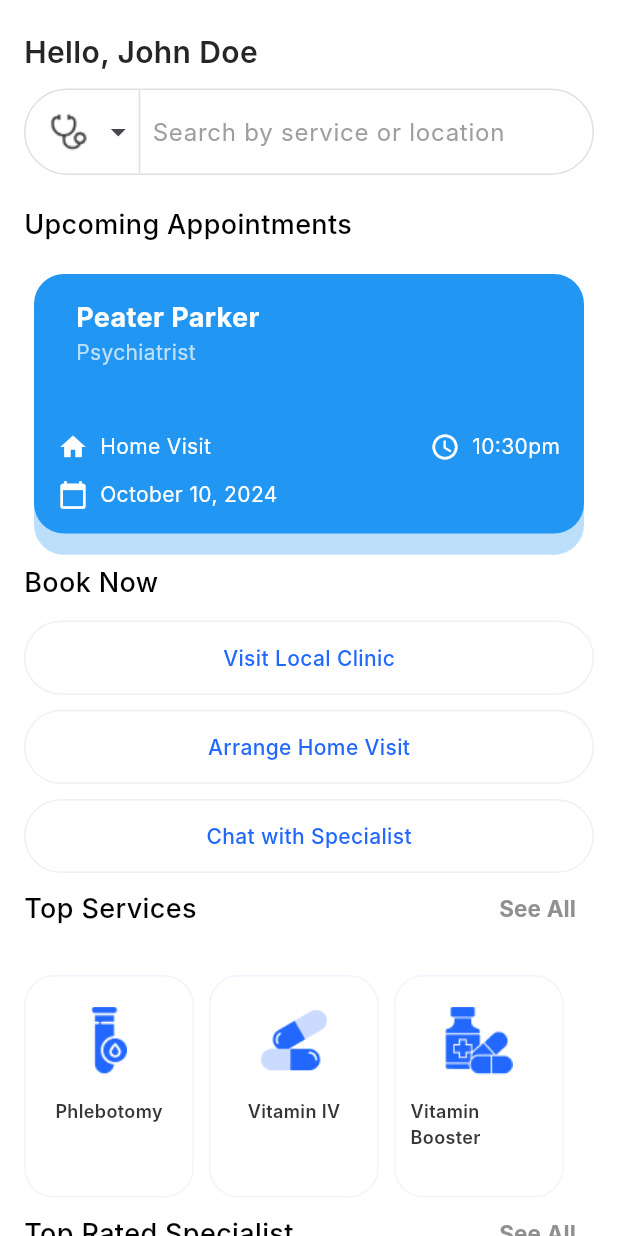
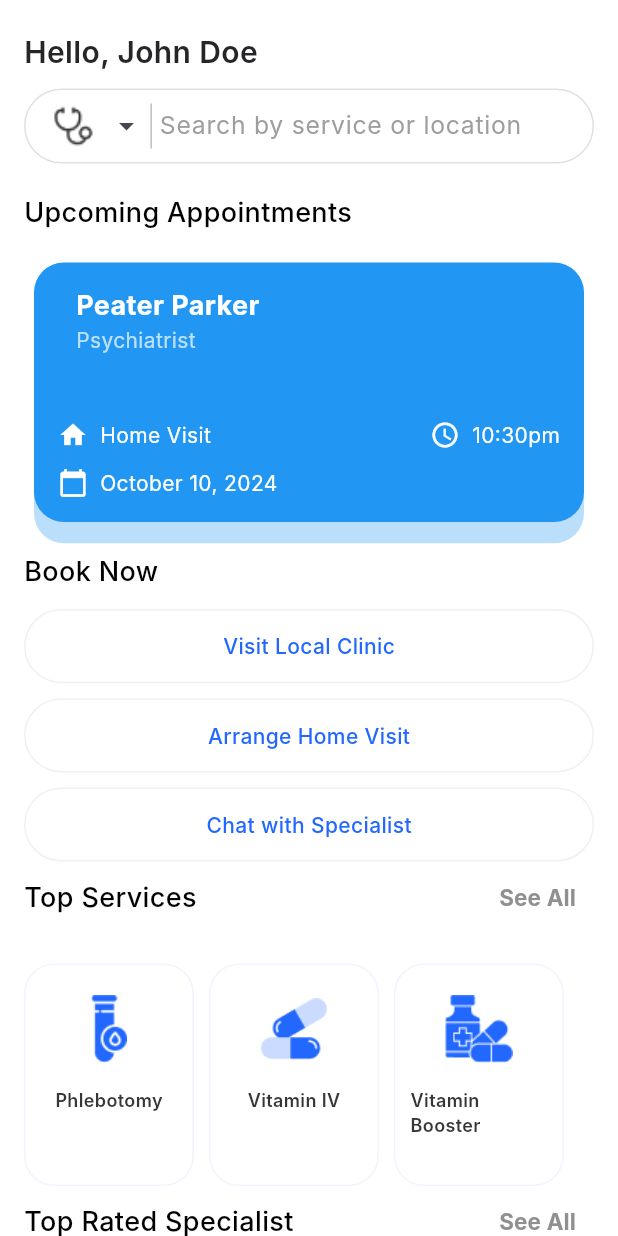
Before and after one commit to MustuBharmal/DocBookingApp, a Flutter app: the HomeScreen screen opened by its route, on a phone screen of 412 x 824 dp. Run offline on Flutter 3.47's test engine with Material 3 defaults, Android fonts, the phone set to English and light mode, and no system bars; our stand-ins replace get, get_storage, google_fonts, logger; accounts and stored records are empty; network calls fail; Roboto replaces fonts that are missing (Inter).

Commit message:
change in textfield

```diff
--- a/lib/presentations/home/widget/custom_search_textfield.dart
+++ b/lib/presentations/home/widget/custom_search_textfield.dart
@@ -11,10 +11,9 @@ class CustomSearchTextField extends StatelessWidget {
 
   @override
   Widget build(BuildContext context) {
+    final double deviceWidth = Get.width;
     return Container(
-      width: Get.width * 0.95,
-      height: Get.height * 0.07,
-      padding: const EdgeInsets.symmetric(horizontal: 16),
+      padding: EdgeInsets.symmetric(horizontal: deviceWidth * 0.04),
       decoration: BoxDecoration(
         color: Colors.white,
         borderRadius: BorderRadius.circular(50),
@@ -25,16 +24,17 @@ class CustomSearchTextField extends StatelessWidget {
       ),
       child: Row(
         children: [
-          Obx(() => SizedBox(
-                width: Get.width * 0.125,
+          Obx(
+            () => SizedBox(
+              width: deviceWidth * 0.15,
               child: Row(
                 children: [
                   Expanded(
                     child: CustomIconSizeBox(
-                        iconHeight: 30,
-                          iconWidth: 30,
-                          iconPath:
-                              HomeController.instance.selectedImagePath.value),
+                      iconPath: HomeController.instance.selectedImagePath.value,
+                      iconWidth: Get.width*0.07,
+                      iconHeight: Get.width*0.07,
+                    ),
                   ),
                   Expanded(
                     child: IconButton(
@@ -51,26 +51,31 @@ class CustomSearchTextField extends StatelessWidget {
                   ),
                 ],
               ),
-              )),
-          const SizedBox(width: 8),
-          VerticalDivider(
-            color: Colors.grey.shade300,
+            ),
+          ),
+          Container(
+            padding: EdgeInsets.symmetric(horizontal: 5),
+            height: 30,
+            child: VerticalDivider(
+              color: Colors.grey.shade400,
               thickness: 1,
               width: 1,
             ),
-          const SizedBox(width: 8),
-          Obx(
-            () => Expanded(
+          ),
+          Expanded(
             child: TextField(
               controller: HomeController.instance.searchController.value,
+              style: TextStyle(fontSize: deviceWidth * 0.04),
               decoration: InputDecoration(
                 hintText: hintText,
-                  hintStyle: TextStyle(color: Colors.grey.shade500),
+                hintStyle: TextStyle(
+                  color: Colors.grey.shade500,
+                  fontSize: deviceWidth * 0.04,
+                ),
                 border: InputBorder.none,
               ),
             ),
           ),
-          )
         ],
       ),
     );
```
Lines whose indentation alone changed are shown as unchanged.
